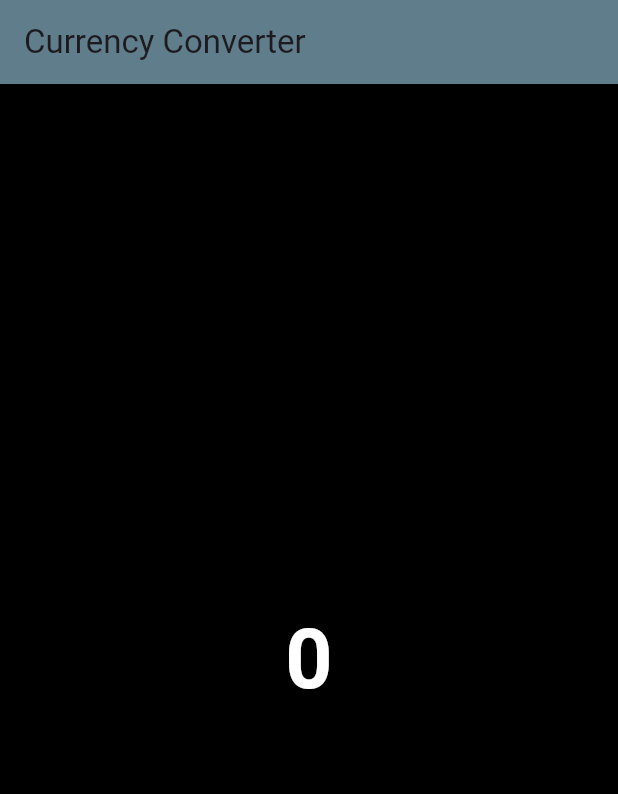
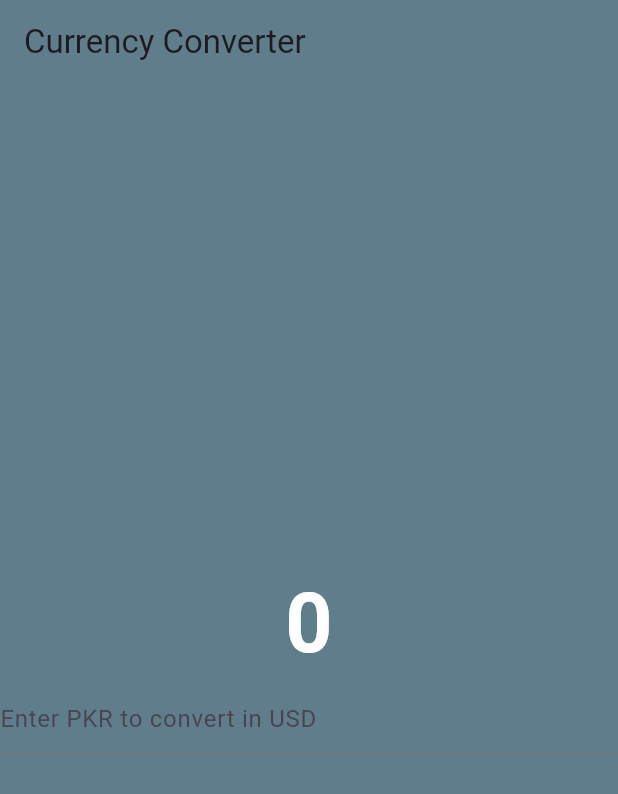
Before and after one commit to aneesanwaar/Currency_Converter_App, a Flutter app: the screen it shows after launch, on a phone screen of 412 x 824 dp. Shown: the top 794 px of the screen. Run offline on Flutter 3.47's test engine with Material 3 defaults, Android fonts, the phone set to English and light mode, and no system bars.

Commit message:
Initial Commit

```diff
--- a/lib/currency_converter.dart
+++ b/lib/currency_converter.dart
@@ -7,7 +7,7 @@ class CurrencyConverter extends StatelessWidget {
   @override
   Widget build(BuildContext context) {
     return Scaffold(
-      backgroundColor: Colors.black,
+      backgroundColor: Colors.blueGrey,
       appBar: AppBar(
         title: Text("Currency Converter"),
         backgroundColor: Colors.blueGrey,
@@ -18,10 +18,21 @@ class CurrencyConverter extends StatelessWidget {
           children: [Text("0", style: TextStyle(
             fontSize: 55,
             fontWeight: FontWeight.bold,
-            color: Colors.white),),
-            ],
-        ),
-      ),
-    );
+            color: Colors.white ),),
+            TextField(
+              style: TextStyle(
+                color: Colors.white
+              ),
+              decoration: InputDecoration(
+                hintText:  "Enter PKR to convert in USD",
+
+                ),
+                )]
+              ),
+            )
+
+        );
+
+
   }
 }
```
